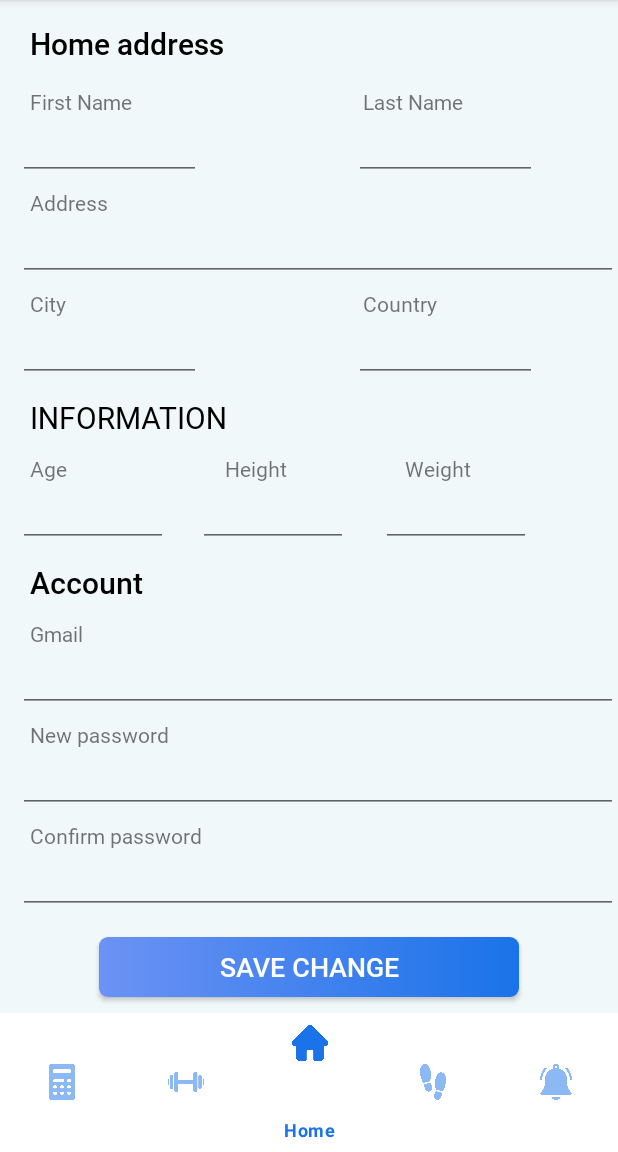
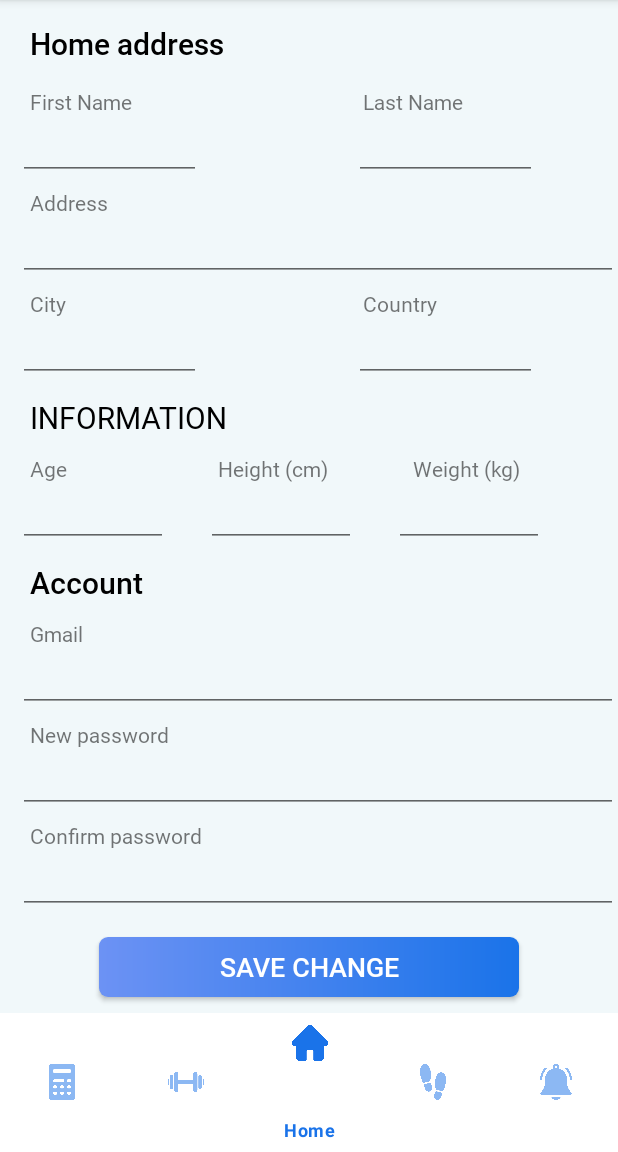
Before and after one commit to baonehe/Fitness, an Android app: the fragment MyAccountFragment placed in its activity, on a phone screen of 412 x 824 dp, the part 84-1236 px from its top. Run offline under Robolectric (Android 15) with nearby library versions, the phone set to English and light mode, and no system bars; our stand-ins replace Firebase (no records; nobody signed in at launch, a user with empty details on screens opened directly); libraries missing offline, so code that uses them is left out: com.github.mikephil.charting.

Commit message:
Connect realtime and my account

```diff
--- a/UDDD_Project/app/build.gradle
+++ b/UDDD_Project/app/build.gradle
@@ -47,6 +47,7 @@ dependencies {
     implementation 'androidx.navigation:navigation-fragment:2.3.5'
     implementation 'androidx.navigation:navigation-ui:2.3.5'
     implementation 'com.google.firebase:firebase-auth:21.0.5'
+    implementation 'com.google.firebase:firebase-database:20.0.5'
     testImplementation 'junit:junit:4.13.2'
     androidTestImplementation 'androidx.test.ext:junit:1.1.3'
     androidTestImplementation 'androidx.test.espresso:espresso-core:3.4.0'
--- a/UDDD_Project/app/src/main/java/com/google/uddd_project/MyAccountFragment.java
+++ b/UDDD_Project/app/src/main/java/com/google/uddd_project/MyAccountFragment.java
@@ -4,9 +4,16 @@ import android.os.Bundle;
 import android.view.LayoutInflater;
 import android.view.View;
 import android.view.ViewGroup;
+import android.widget.EditText;
+import android.widget.Toast;
 
 import androidx.fragment.app.Fragment;
 
+import com.google.firebase.auth.FirebaseAuth;
+import com.google.firebase.database.DatabaseReference;
+import com.google.firebase.database.FirebaseDatabase;
+
+import java.util.Locale;
 
 
 /**
@@ -55,12 +62,42 @@ public class MyAccountFragment extends Fragment {
             mParam2 = getArguments().getString(ARG_PARAM2);
         }
     }
-
+    EditText firstname,lastname,city,country,address,age,height,weight,email;
     @Override
     public View onCreateView(LayoutInflater inflater, ViewGroup container,
                              Bundle savedInstanceState) {
         // Inflate the layout for this fragment
         View view= inflater.inflate(R.layout.fragment_my_account, container, false);
+        firstname = view.findViewById(R.id.edtfirstname);
+        lastname= view.findViewById(R.id.edtlastname);
+        city = view.findViewById(R.id.edtcity);
+        country= view.findViewById(R.id.edtcountry);
+        address= view.findViewById(R.id.edtaddress);
+        age= view.findViewById(R.id.edtage);
+        height=view.findViewById(R.id.edtheight);
+        weight=view.findViewById(R.id.edtweight);
+        email= view.findViewById(R.id.edtemail);
+        String username= FirebaseAuth.getInstance().getCurrentUser().getEmail();
+        String iduser = FirebaseAuth.getInstance().getCurrentUser().getUid();
+        email.setText(username);
+        view.findViewById(R.id.btnsavechange).setOnClickListener(new View.OnClickListener() {
+            @Override
+            public void onClick(View v) {
+
+
+                if((firstname.getText().length() == 0) ||  (lastname.getText().length() == 0) || (address.getText().length() == 0) || (city.getText().length() == 0) || (country.getText().length() == 0)
+                || (age.getText().length() == 0) || (height.getText().length() == 0) || (weight.getText().length() == 0))
+                    Toast.makeText(view.getContext(), "Please fill full your inFormation", Toast.LENGTH_SHORT).show();
+                else{
+                    FirebaseDatabase database = FirebaseDatabase.getInstance();
+                    DatabaseReference myRef = database.getReference(iduser);
+                    AccountInfo accountInfo= new AccountInfo(firstname.getText().toString(),lastname.getText().toString(),address.getText().toString(),city.getText().toString(),
+                            country.getText().toString(),age.getText().toString(),height.getText().toString(),weight.getText().toString());
+                    myRef.setValue(accountInfo);
+                }
+
+            }
+        });
         return view;
     }
 }
--- a/UDDD_Project/app/src/main/res/layout/fragment_my_account.xml
+++ b/UDDD_Project/app/src/main/res/layout/fragment_my_account.xml
@@ -52,6 +52,7 @@
             android:orientation="horizontal">
 
             <EditText
+                android:id="@+id/edtfirstname"
                 android:layout_width="122dp"
                 android:layout_height="wrap_content"
                 android:layout_marginLeft="12dp"
@@ -61,6 +62,7 @@
                 android:textSize="16dp" />
 
             <EditText
+                android:id="@+id/edtlastname"
                 android:layout_width="122dp"
                 android:layout_height="wrap_content"
                 android:layout_marginLeft="2dp"
@@ -78,6 +80,7 @@
             android:text="Address" />
 
         <EditText
+            android:id="@+id/edtaddress"
             android:layout_width="match_parent"
             android:layout_height="wrap_content"
             android:layout_marginLeft="12dp"
@@ -113,6 +116,7 @@
             android:orientation="horizontal">
 
             <EditText
+                android:id="@+id/edtcity"
                 android:layout_width="122dp"
                 android:layout_height="wrap_content"
                 android:layout_marginLeft="12dp"
@@ -122,6 +126,7 @@
                 android:textSize="16dp" />
 
             <EditText
+                android:id="@+id/edtcountry"
                 android:layout_width="122dp"
                 android:layout_height="wrap_content"
                 android:layout_marginLeft="2dp"
@@ -156,19 +161,18 @@
                 android:text="Age" />
 
             <TextView
-                android:layout_width="70dp"
+                android:layout_width="90dp"
                 android:layout_height="wrap_content"
-                android:layout_marginRight="60dp"
+                android:layout_marginRight="45dp"
                 android:fontFamily="@font/roboto"
-                android:paddingLeft="10dp"
-                android:text="Height" />
+                android:paddingLeft="5dp"
+                android:text="Height (cm)" />
 
             <TextView
-                android:layout_width="70dp"
+                android:layout_width="90dp"
                 android:layout_height="wrap_content"
                 android:fontFamily="@font/roboto"
-                android:paddingLeft="0dp"
-                android:text="Weight" />
+                android:text="Weight (kg)" />
         </LinearLayout>
 
         <LinearLayout
@@ -177,27 +181,33 @@
             android:orientation="horizontal">
 
             <EditText
+                android:id="@+id/edtage"
                 android:layout_width="100dp"
                 android:layout_height="wrap_content"
                 android:layout_marginLeft="12dp"
                 android:layout_marginRight="20dp"
                 android:fontFamily="@font/roboto"
+                android:inputType="number"
                 android:maxLines="1"
                 android:textSize="16dp" />
 
             <EditText
+                android:id="@+id/edtheight"
                 android:layout_width="100dp"
                 android:layout_height="wrap_content"
-                android:layout_marginRight="20dp"
+                android:layout_marginLeft="5dp"
                 android:fontFamily="@font/roboto"
+                android:inputType="number"
                 android:maxLines="1"
                 android:textSize="16dp" />
 
             <EditText
+                android:id="@+id/edtweight"
                 android:layout_width="100dp"
                 android:layout_height="wrap_content"
-                android:layout_marginLeft="2dp"
+                android:layout_marginLeft="25dp"
                 android:fontFamily="@font/roboto"
+                android:inputType="numberDecimal"
                 android:maxLines="1"
                 android:textSize="16dp" />
         </LinearLayout>
@@ -222,6 +232,7 @@
             android:text="Gmail" />
 
         <EditText
+            android:id="@+id/edtemail"
             android:layout_width="match_parent"
             android:layout_height="wrap_content"
             android:layout_marginLeft="12dp"
```
Also changed, not shown: UDDD_Project/app/src/main/java/com/google/uddd_project/AccountInfo.java (added, +89 -0 lines), UDDD_Project/app/src/main/res/drawable/button_white.xml (added, +11 -0 lines), UDDD_Project/app/src/main/res/layout/fragment_calculator.xml (+90 -87 lines), 33 other files.
